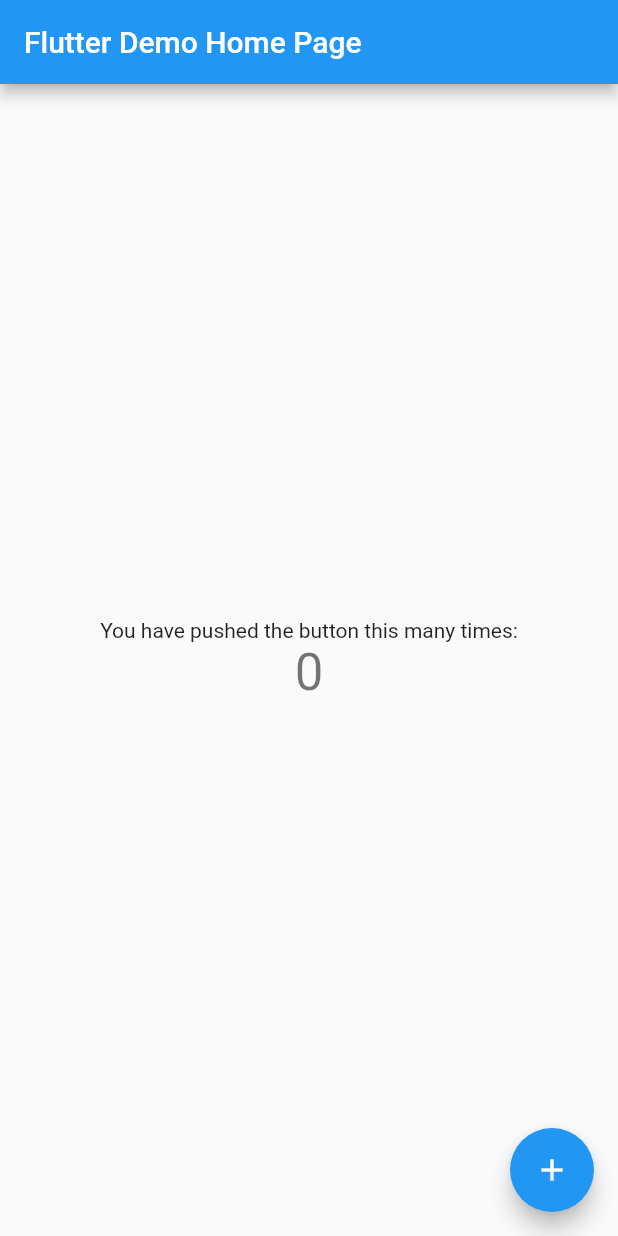
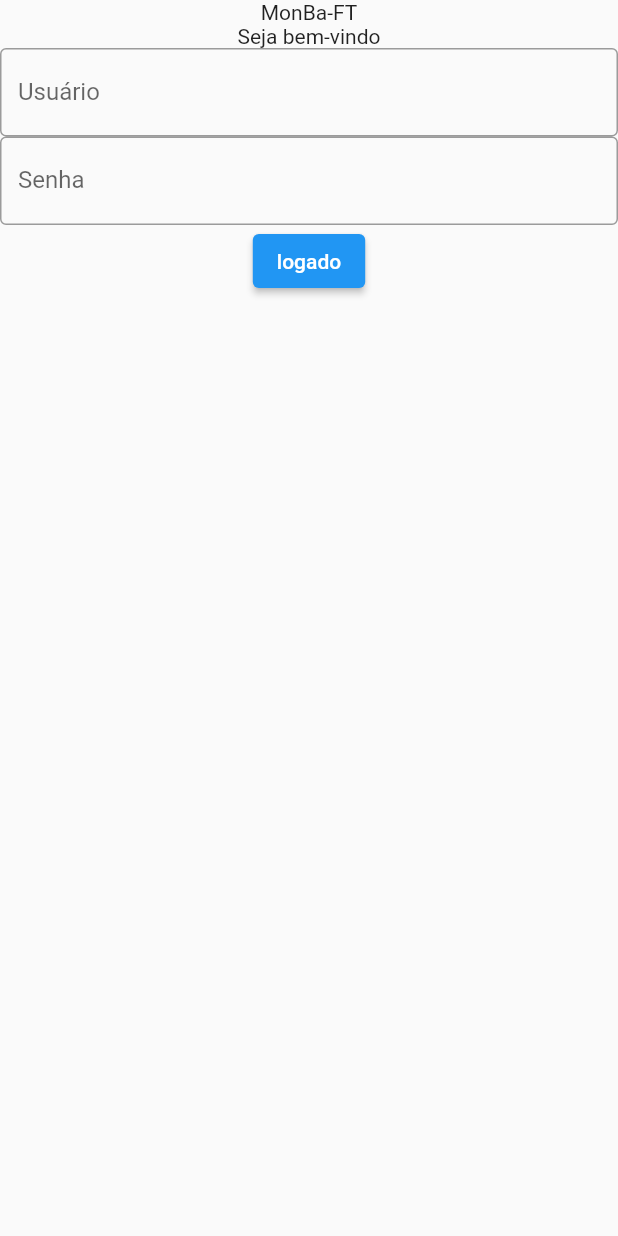
Before and after one commit to arthurgconti/MonBa-FT, a Flutter app: the screen it shows after launch, on a phone screen of 412 x 824 dp. Run offline on Flutter 3.47's test engine with Material 2 defaults, Android fonts, the phone set to English and light mode, and no system bars.

Commit message:
inicio do design: bem porco login and home

```diff
--- a/lib/main.dart
+++ b/lib/main.dart
@@ -1,4 +1,5 @@
 import 'package:flutter/material.dart';
+import 'package:monba_ft/views/login.dart';
 
 void main() {
   runApp(const MyApp());
@@ -7,109 +8,13 @@
 class MyApp extends StatelessWidget {
   const MyApp({Key? key}) : super(key: key);
 
-  // This widget is the root of your application.
   @override
   Widget build(BuildContext context) {
     return MaterialApp(
-      title: 'Flutter Demo',
-      theme: ThemeData(
-        // This is the theme of your application.
-        //
-        // Try running your application with "flutter run". You'll see the
-        // application has a blue toolbar. Then, without quitting the app, try
-        // changing the primarySwatch below to Colors.green and then invoke
-        // "hot reload" (press "r" in the console where you ran "flutter run",
-        // or simply save your changes to "hot reload" in a Flutter IDE).
-        // Notice that the counter didn't reset back to zero; the application
-        // is not restarted.
-        primarySwatch: Colors.blue,
-      ),
-      home: const MyHomePage(title: 'Flutter Demo Home Page'),
-    );
+        title: 'MonBa-FT',
+        theme: ThemeData(
+          primarySwatch: Colors.blue,
+        ),
+        home: LoginScreen());
   }
 }
-
-class MyHomePage extends StatefulWidget {
-  const MyHomePage({Key? key, required this.title}) : super(key: key);
-
-  // This widget is the home page of your application. It is stateful, meaning
-  // that it has a State object (defined below) that contains fields that affect
-  // how it looks.
-
-  // This class is the configuration for the state. It holds the values (in this
-  // case the title) provided by the parent (in this case the App widget) and
-  // used by the build method of the State. Fields in a Widget subclass are
-  // always marked "final".
-
-  final String title;
-
-  @override
-  State<MyHomePage> createState() => _MyHomePageState();
-}
-
-class _MyHomePageState extends State<MyHomePage> {
-  int _counter = 0;
-
-  void _incrementCounter() {
-    setState(() {
-      // This call to setState tells the Flutter framework that something has
-      // changed in this State, which causes it to rerun the build method below
-      // so that the display can reflect the updated values. If we changed
-      // _counter without calling setState(), then the build method would not be
-      // called again, and so nothing would appear to happen.
-      _counter++;
-    });
-  }
-
-  @override
-  Widget build(BuildContext context) {
-    // This method is rerun every time setState is called, for instance as done
-    // by the _incrementCounter method above.
-    //
-    // The Flutter framework has been optimized to make rerunning build methods
-    // fast, so that you can just rebuild anything that needs updating rather
-    // than having to individually change instances of widgets.
-    return Scaffold(
-      appBar: AppBar(
-        // Here we take the value from the MyHomePage object that was created by
-        // the App.build method, and use it to set our appbar title.
-        title: Text(widget.title),
-      ),
-      body: Center(
-        // Center is a layout widget. It takes a single child and positions it
-        // in the middle of the parent.
-        child: Column(
-          // Column is also a layout widget. It takes a list of children and
-          // arranges them vertically. By default, it sizes itself to fit its
-          // children horizontally, and tries to be as tall as its parent.
-          //
-          // Invoke "debug painting" (press "p" in the console, choose the
-          // "Toggle Debug Paint" action from the Flutter Inspector in Android
-          // Studio, or the "Toggle Debug Paint" command in Visual Studio Code)
-          // to see the wireframe for each widget.
-          //
-          // Column has various properties to control how it sizes itself and
-          // how it positions its children. Here we use mainAxisAlignment to
-          // center the children vertically; the main axis here is the vertical
-          // axis because Columns are vertical (the cross axis would be
-          // horizontal).
-          mainAxisAlignment: MainAxisAlignment.center,
-          children: <Widget>[
-            const Text(
-              'You have pushed the button this many times:',
-            ),
-            Text(
-              '$_counter',
-              style: Theme.of(context).textTheme.headline4,
-            ),
-          ],
-        ),
-      ),
-      floatingActionButton: FloatingActionButton(
-        onPressed: _incrementCounter,
-        tooltip: 'Increment',
-        child: const Icon(Icons.add),
-      ), // This trailing comma makes auto-formatting nicer for build methods.
-    );
-  }
-}
--- /dev/null
+++ b/lib/views/login.dart
@@ -0,0 +1,44 @@
+import 'package:flutter/material.dart';
+import 'package:monba_ft/views/home.dart';
+
+class LoginScreen extends StatelessWidget {
+  @override
+  Widget build(BuildContext context) {
+    final GlobalKey<FormState> _formKey = GlobalKey<FormState>();
+
+    return Scaffold(
+      body: Container(
+        child: Center(
+            child: Column(
+          children: [
+            Text('MonBa-FT'),
+            Text('Seja bem-vindo'),
+            Form(
+                key: _formKey,
+                child: Column(
+                  children: <Widget>[
+                    TextFormField(
+                      decoration: const InputDecoration(
+                          labelText: 'Usuário', border: OutlineInputBorder()),
+                    ),
+                    TextFormField(
+                      obscureText: true,
+                      decoration: const InputDecoration(
+                          labelText: 'Senha', border: OutlineInputBorder()),
+                    ),
+                    ElevatedButton(
+                        onPressed: () => {
+                              Navigator.push(
+                                  context,
+                                  MaterialPageRoute(
+                                      builder: (context) => HomeScreen()))
+                            },
+                        child: const Text('logado'))
+                  ],
+                ))
+          ],
+        )),
+      ),
+    );
+  }
+}
```
Also changed, not shown: lib/views/home.dart (added, +132 -0 lines), pubspec.yaml (+4 -3 lines), assets/images/banheiro.jpg (added), assets/images/banheiro2.jpg (added).
